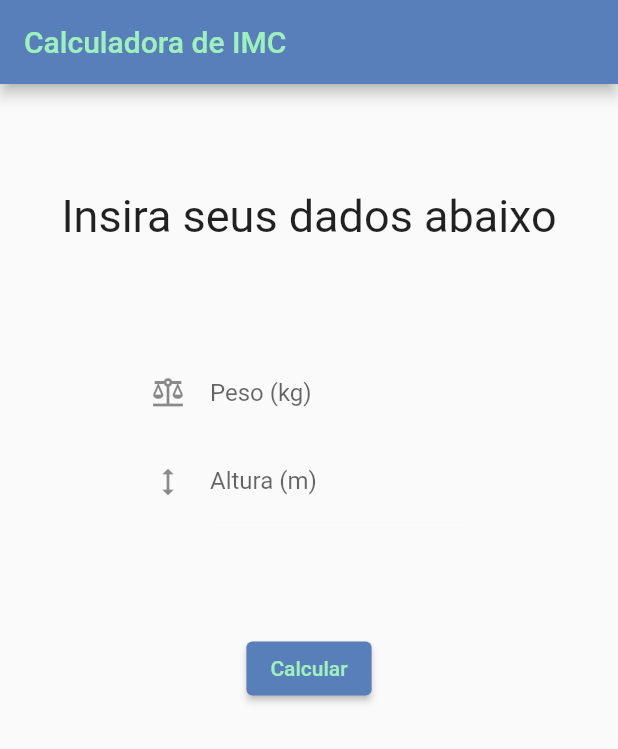
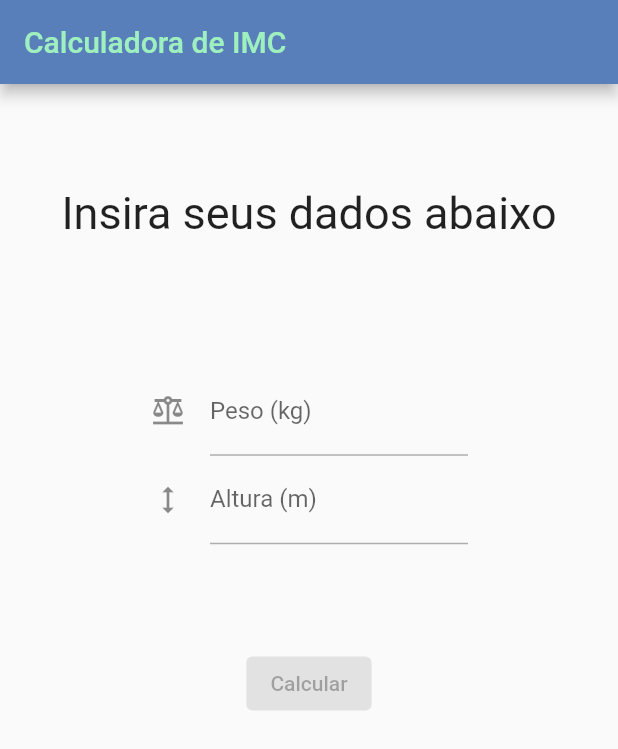
Before and after one commit to VictorHenzzo/bmi-calculator, a Flutter app: the screen it shows after launch, on a phone screen of 412 x 824 dp. Shown: the top 749 px of the screen. Run offline on Flutter 3.47's test engine with Material 2 defaults, Android fonts, the phone set to English and light mode, and no system bars; our stand-ins replace equatable, flutter_bloc, get_it, injectable.

```diff
--- a/lib/main.dart
+++ b/lib/main.dart
@@ -27,7 +27,7 @@ class MyApp extends StatelessWidget {
           onError: Color(0xfff75454),
           onPrimary: Color(0xff9ff0bf),
           onSecondary: Color(0xff597fba),
-          onSurface: Color(0xffFFFFFF),
+          onSurface: Color(0xff313131),
           surface: Color(0xffFFFFFF),
         ),
       ),
--- a/lib/modules/bmi_calculator/data/repository/get_bmi_result_repository.dart
+++ b/lib/modules/bmi_calculator/data/repository/get_bmi_result_repository.dart
@@ -1,4 +1,3 @@
-import 'package:bmi_calculator/core/exception/custom_exception.dart';
 import 'package:bmi_calculator/modules/bmi_calculator/data/datasource/get_bmi_result_datasource.dart';
 import 'package:bmi_calculator/modules/bmi_calculator/domain/bmi_status.dart';
 import 'package:bmi_calculator/modules/bmi_calculator/ports/output/get_bmi_result_output_port.dart';
--- a/lib/modules/bmi_calculator/routes/bmi_calculator_route.dart
+++ b/lib/modules/bmi_calculator/routes/bmi_calculator_route.dart
@@ -1,5 +1,7 @@
 import 'package:bmi_calculator/modules/bmi_calculator/presenter/cubits/bmi_calculator_cubit.dart';
+import 'package:bmi_calculator/modules/bmi_calculator/presenter/cubits/filter_form_cubit.dart';
 import 'package:bmi_calculator/modules/bmi_calculator/presenter/factories/bmi_calculator_presenter_factory.dart';
+import 'package:bmi_calculator/modules/bmi_calculator/presenter/factories/filter_form_presenter_factory.dart';
 import 'package:bmi_calculator/modules/bmi_calculator/ui/screens/bmi_calculator_screen.dart';
 import 'package:flutter/material.dart';
 import 'package:flutter_bloc/flutter_bloc.dart';
@@ -8,16 +10,23 @@ class BmiCalculatorRoute {
   static const String path = '/bmi_calculator';
 
   static Route<dynamic> of() {
-    final presenter = BmiCalculatorPresenterFactory.make();
+    final bmiCalculatorPresenter = BmiCalculatorPresenterFactory.make();
+    final filterFormPresenter = FilterFormPresenterFactory.make();
 
     return MaterialPageRoute(
       builder: (context) => MultiBlocProvider(
         providers: [
           BlocProvider<BmiCalculatorCubit>(
-            create: (final _) => presenter,
-          )
+            create: (final _) => bmiCalculatorPresenter,
+          ),
+          BlocProvider<FilterFormCubit>(
+            create: (final _) => filterFormPresenter,
+          ),
         ],
-        child: BmiCalculatorScreen(bmiCalculatorPresenter: presenter),
+        child: BmiCalculatorScreen(
+          bmiCalculatorPresenter: bmiCalculatorPresenter,
+          filterFormPresenter: filterFormPresenter,
+        ),
       ),
     );
   }
--- a/lib/modules/bmi_calculator/ui/components/custom_form_field.dart
+++ b/lib/modules/bmi_calculator/ui/components/custom_form_field.dart
@@ -1,5 +1,4 @@
 import 'package:flutter/material.dart';
-import 'package:flutter/services.dart';
 
 class CustomFormField extends StatelessWidget {
   const CustomFormField({
@@ -18,12 +17,8 @@ class CustomFormField extends StatelessWidget {
     return Padding(
       padding: const EdgeInsets.symmetric(horizontal: 100.0),
       child: TextFormField(
-        validator: (String? value) {
-          return value!.isEmpty ? "Campo obrigatório" : null;
-        },
         controller: controller,
         keyboardType: TextInputType.number,
-        inputFormatters: [FilteringTextInputFormatter.allow(RegExp('[0-9.]+'))],
         decoration: InputDecoration(
           icon: icon,
           labelText: labelText,
--- a/lib/modules/bmi_calculator/ui/screens/bmi_calculator_screen.dart
+++ b/lib/modules/bmi_calculator/ui/screens/bmi_calculator_screen.dart
@@ -1,8 +1,11 @@
 import 'package:bmi_calculator/modules/bmi_calculator/domain/bmi_status.dart';
 import 'package:bmi_calculator/modules/bmi_calculator/presenter/cubits/bmi_calculator_cubit.dart';
+import 'package:bmi_calculator/modules/bmi_calculator/presenter/cubits/filter_form_cubit.dart';
 import 'package:bmi_calculator/modules/bmi_calculator/presenter/states/bmi_calculator_state.dart';
+import 'package:bmi_calculator/modules/bmi_calculator/presenter/states/filter_form_state.dart';
 import 'package:bmi_calculator/modules/bmi_calculator/ui/components/custom_form_field.dart';
 import 'package:bmi_calculator/modules/bmi_calculator/ui/presenter/bmi_calculator_presenter.dart';
+import 'package:bmi_calculator/modules/bmi_calculator/ui/presenter/filter_form_presenter.dart';
 import 'package:flutter/material.dart';
 import 'package:flutter_bloc/flutter_bloc.dart';
 
@@ -10,9 +13,11 @@ class BmiCalculatorScreen extends StatelessWidget {
   BmiCalculatorScreen({
     Key? key,
     required this.bmiCalculatorPresenter,
+    required this.filterFormPresenter,
   }) : super(key: key);
 
   final BmiCalculatorPresenter bmiCalculatorPresenter;
+  final FilterFormPresenter filterFormPresenter;
 
   final _formKey = GlobalKey<FormState>();
   final TextEditingController weightController = TextEditingController();
@@ -52,6 +57,7 @@ class BmiCalculatorScreen extends StatelessWidget {
     });
   }
 
+  //TODO: Remover?
   Center _buildError(String errorMessage) {
     return Center(
       child: Column(
@@ -67,7 +73,27 @@ class BmiCalculatorScreen extends StatelessWidget {
     );
   }
 
-  Widget _buildForm() {
+  //TODO: Isso ta certo? Reconstroí tudo... apesar de tudo se apenas o formulário
+  BlocBuilder<FilterFormCubit, FilterFormState> _buildForm() {
+    return BlocBuilder<FilterFormCubit, FilterFormState>(
+        builder: (final context, final state) {
+      switch (state.runtimeType) {
+        case FilterFormInitialState:
+          return _formBody(false, '');
+        case FilterFormErrorState:
+          if (state is FilterFormErrorState) {
+            return _formBody(false, state.message);
+          }
+          return const SizedBox();
+        case FilterFormValidInput:
+          return _formBody(true, '');
+      }
+
+      return const SizedBox();
+    });
+  }
+
+  Widget _formBody(bool entriesAreValid, String message) {
     return Column(
       children: [
         const Spacer(flex: 1),
@@ -76,8 +102,19 @@ class BmiCalculatorScreen extends StatelessWidget {
           style: TextStyle(fontSize: 30),
         ),
         const Spacer(flex: 1),
+        Text(message,
+            textAlign: TextAlign.center,
+            style: const TextStyle(
+              color: Colors.red,
+            )),
         Form(
             key: _formKey,
+            onChanged: () {
+              filterFormPresenter.check(
+                weightController.text,
+                heightController.text,
+              );
+            },
             child: Column(
               children: [
                 CustomFormField(
@@ -94,15 +131,14 @@ class BmiCalculatorScreen extends StatelessWidget {
             )),
         const Spacer(flex: 1),
         ElevatedButton(
-          onPressed: () {
-            //TODO: Refatorar, validar durante o input e realizar teste de widget no form
-            if (!_formKey.currentState!.validate()) return;
-
-            bmiCalculatorPresenter.calculateBmi(
-              height: double.parse(heightController.text),
-              weigth: double.parse(weightController.text),
-            );
-          },
+          onPressed: entriesAreValid
+              ? () {
+                  bmiCalculatorPresenter.calculateBmi(
+                    height: double.parse(heightController.text),
+                    weigth: double.parse(weightController.text),
+                  );
+                }
+              : null,
           child: const Text('Calcular'),
         ),
         const Spacer(flex: 5),
```
Also changed, not shown: lib/modules/bmi_calculator/presenter/factories/filter_form_presenter_factory.dart (added, +11 -0 lines), 1 other file.
